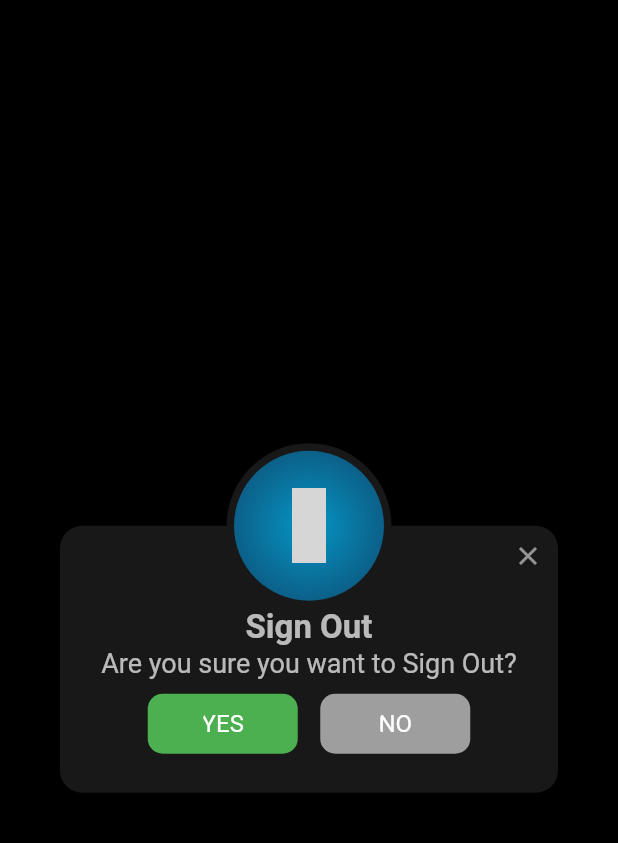
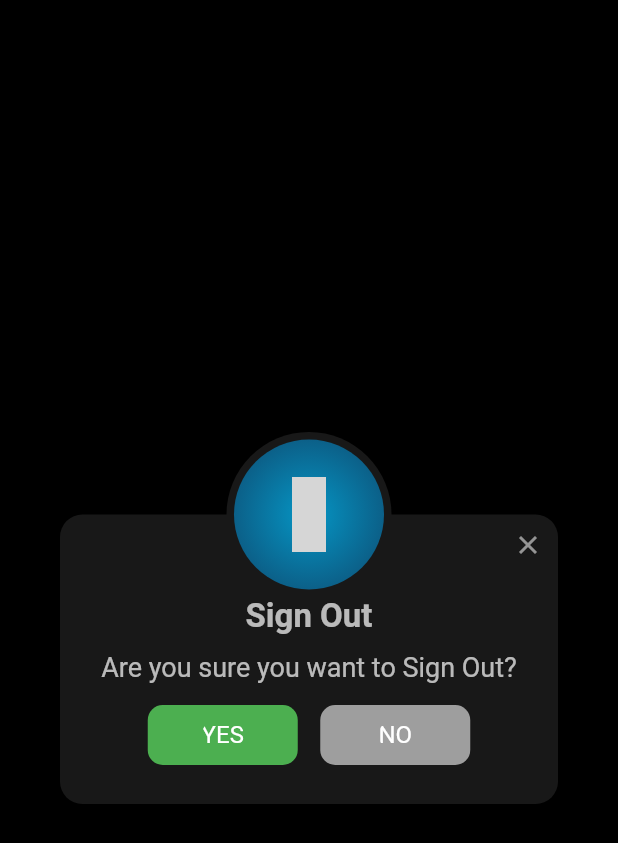
Before and after one commit to 2oufa290296/boxett, a Flutter app: the SigningOut widget shown alone on an empty page, opened directly, on a phone screen of 412 x 824 dp. Shown: the top 843 px of the screen. Run offline on Flutter 3.47's test engine with Material 2 defaults, Android fonts, the phone set to English and light mode, and no system bars; our stand-ins replace cached_network_image, carousel_pro, cloud_firestore, connectivity, firebase_auth, firebase_core and 15 more; missing offline and left inert: clippy_flutter, fab_circular_menu, flutter_facebook_login; accounts and stored records are empty; grey boxes are pictures that could not be loaded.

Commit message:
Update SigningOut.dart

```diff
--- a/lib/SigningOut.dart
+++ b/lib/SigningOut.dart
@@ -1,3 +1,4 @@
+
 import 'package:flare_flutter/flare_actor.dart';
 import 'package:flutter/material.dart';
 import 'package:material_design_icons_flutter/material_design_icons_flutter.dart';
@@ -112,17 +113,19 @@ class SigningOutState extends State<SigningOut>
                                     : Container(
                                         child: Column(
                                         children: [
-                                          Text(
-                                              'Are you sure you want to Sign Out?',
-                                              style: TextStyle(
-                                                color: Colors.white70,
-                                                fontSize: 18,
-                                              )),
+                                          Container(margin:EdgeInsets.only(top:10,),
+                                            child: Text(
+                                                'Are you sure you want to Sign Out?',
+                                                style: TextStyle(
+                                                  color: Colors.white70,
+                                                  fontSize: 18,
+                                                )),
+                                          ),
                                           Row(mainAxisAlignment: MainAxisAlignment.center,mainAxisSize:MainAxisSize.max,
                                             children: [
                                               Container(
                                                   margin: EdgeInsets.only(
-                                                      right: 15,top:10),
+                                                      right: 15,top:15),
                                                   height: 40,
                                                   width:100,
                                                   alignment:Alignment.center,
@@ -153,6 +156,7 @@ class SigningOutState extends State<SigningOut>
                                                                       2000),
                                                               () {
                                                             sharedPref.clear();
+                                                             signingOut = false;
                                                             Navigator.pushNamed(
                                                                 context,
                                                                 '/login');
@@ -160,7 +164,7 @@ class SigningOutState extends State<SigningOut>
                                                         },
                                                         child:Text('YES',style:TextStyle(color:Colors.white,fontSize:16))
                                                       ))),
-                                              Container(margin:EdgeInsets.only(top:10),
+                                              Container(margin:EdgeInsets.only(top:15),
                                                   height: 40,
                                                   width:100,
                                                   alignment:Alignment.center,
```
